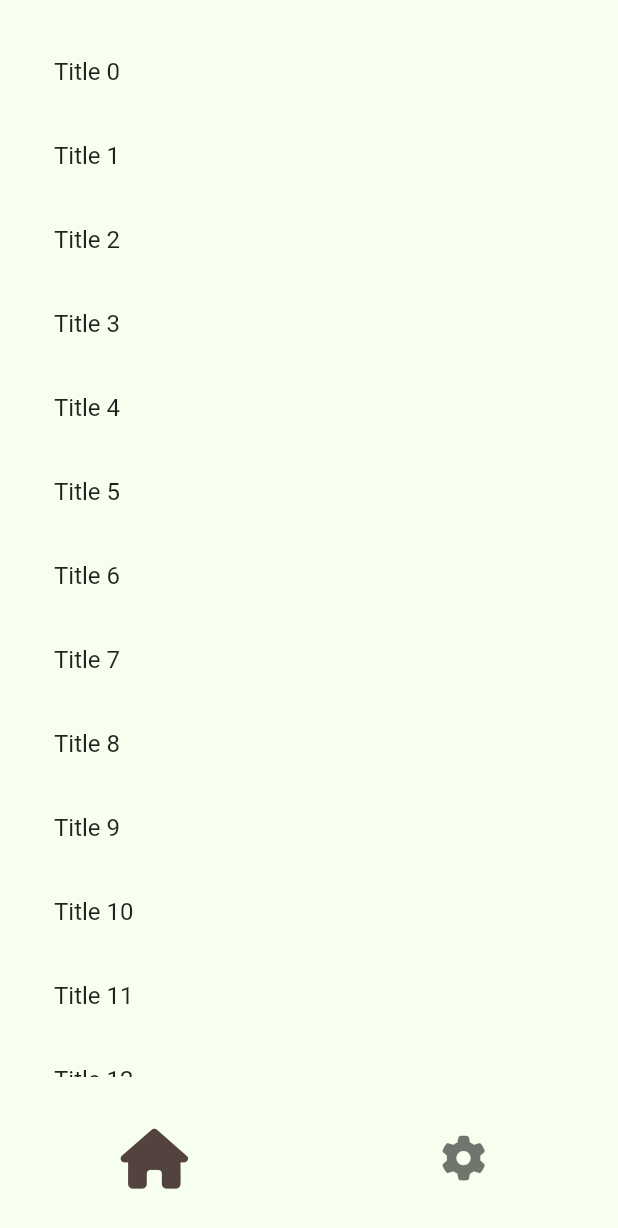
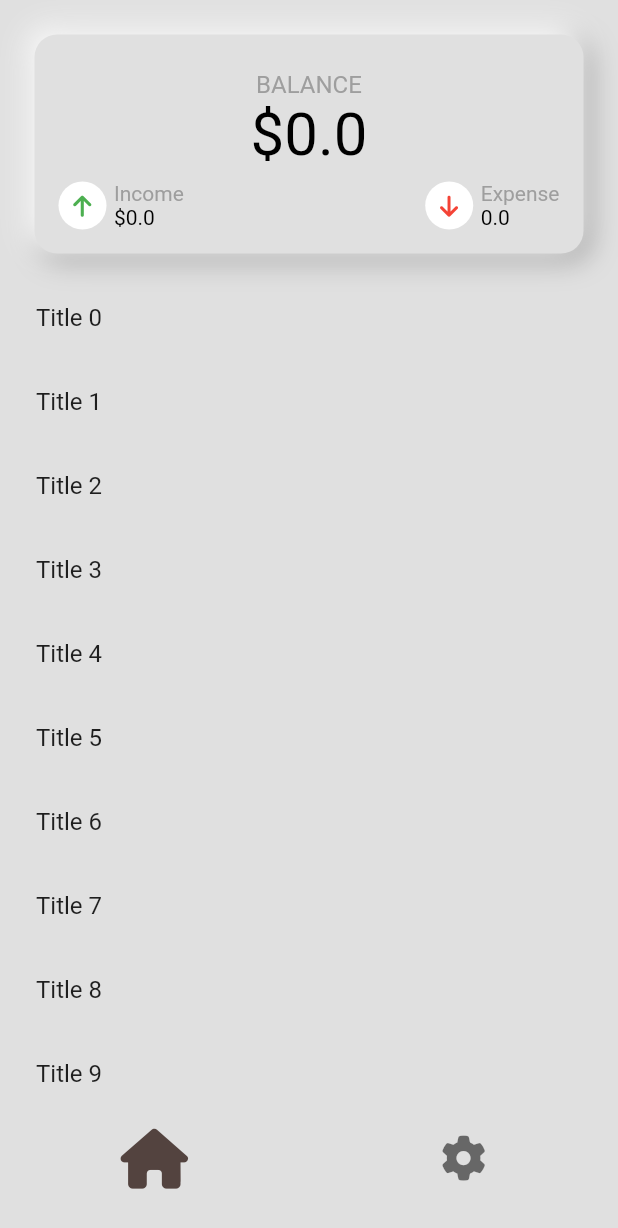
Before and after one commit to Ivan-Goncharov/expensive_tracker, a Flutter app: the screen it shows after launch, on a phone screen of 412 x 824 dp. Shown: the top 1228 px of the screen. Run offline on Flutter 3.47's test engine with Material 2 defaults, Android fonts, the phone set to English and light mode, and no system bars; our stand-ins replace bloc, flutter_bloc, font_awesome_flutter, get_it.

Commit message:
Сделал карточку с балансом

```diff
--- /dev/null
+++ b/lib/string_constants.dart
@@ -0,0 +1,5 @@
+class SResources {
+  static const balance = 'BALANCE';
+  static const income = 'Income';
+  static const expense = 'Expense';
+}
--- a/lib/theme.dart
+++ b/lib/theme.dart
@@ -2,6 +2,7 @@ import 'package:flutter/material.dart';
 
 /// Тема приложения
 class MyThemeApp {
+
   static final lightColorScheme = ThemeData(
     colorScheme: const ColorScheme(
       brightness: Brightness.light,
@@ -21,7 +22,7 @@ class MyThemeApp {
       errorContainer: Color(0xFFFFDAD6),
       onError: Color(0xFFFFFFFF),
       onErrorContainer: Color(0xFF410002),
-      background: Color(0xFFF7FFEE),
+      background: Color(0xFFE0E0E0),
       onBackground: Color(0xFF012200),
       surface: Color(0xFFF7FFEE),
       onSurface: Color(0xFF012200),
@@ -31,7 +32,7 @@ class MyThemeApp {
       onInverseSurface: Color(0xFFCBFFB7),
       inverseSurface: Color(0xFF043900),
       inversePrimary: Color(0xFFFFB59D),
-      shadow: Color(0xFF000000),
+      shadow: Color(0xFF9E9E9E),
       surfaceTint: Color(0xFF9B4427),
     ),
   );
--- /dev/null
+++ b/lib/units/home/view/components/balance_card.dart
@@ -0,0 +1,121 @@
+// ignore_for_file: prefer_const_constructors
+
+import 'package:expensive_tracker_app/string_constants.dart';
+import 'package:flutter/material.dart';
+import 'package:font_awesome_flutter/font_awesome_flutter.dart';
+
+class BalanceCard extends StatelessWidget {
+  const BalanceCard({super.key});
+
+  @override
+  Widget build(BuildContext context) {
+    final colors = Theme.of(context).colorScheme;
+    return Container(
+      margin: const EdgeInsets.all(15.0),
+      padding: const EdgeInsets.all(8.0),
+      width: double.infinity,
+      decoration: BoxDecoration(
+        borderRadius: BorderRadius.circular(15),
+        color: colors.background,
+        boxShadow: [
+          const BoxShadow(
+              color: Color(0xFF9E9E9E),
+              offset: Offset(4.0, 4.0),
+              blurRadius: 15.0,
+              spreadRadius: 1.0),
+          BoxShadow(
+              color: colors.onPrimary,
+              offset: const Offset(-4.0, -4.0),
+              blurRadius: 15.0,
+              spreadRadius: 1.0),
+        ],
+      ),
+      child: Column(
+        mainAxisAlignment: MainAxisAlignment.spaceBetween,
+        mainAxisSize: MainAxisSize.min,
+        children: [
+          const Padding(
+            padding: EdgeInsets.only(top: 16.0),
+            child: Text(
+              SResources.balance,
+              style: TextStyle(color: Colors.grey, fontSize: 16),
+            ),
+          ),
+          const Text(
+            '\$0.0',
+            style: TextStyle(color: Colors.black, fontSize: 40),
+          ),
+          Padding(
+            padding: const EdgeInsets.all(8.0),
+            child: Row(
+              mainAxisAlignment: MainAxisAlignment.spaceBetween,
+              children: const [
+                _SpendingWidget(
+                    color: Colors.green,
+                    title: SResources.income,
+                    quantity: '\$0.0',
+                    icon: FontAwesomeIcons.arrowUp),
+                _SpendingWidget(
+                    color: Colors.red,
+                    title: SResources.expense,
+                    quantity: '0.0',
+                    icon: FontAwesomeIcons.arrowDown),
+              ],
+            ),
+          )
+        ],
+      ),
+    );
+  }
+}
+
+class _SpendingWidget extends StatelessWidget {
+  final Color color;
+  final String title;
+  final String quantity;
+  final IconData icon;
+  const _SpendingWidget({
+    required this.color,
+    required this.title,
+    required this.quantity,
+    required this.icon,
+  });
+
+  @override
+  Widget build(BuildContext context) {
+    return Row(
+      children: [
+        Container(
+          padding: const EdgeInsets.all(8.0),
+          decoration: BoxDecoration(
+            color: Theme.of(context).colorScheme.onPrimary,
+            shape: BoxShape.circle,
+          ),
+          child: Icon(
+            icon,
+            size: 16,
+            color: color,
+          ),
+        ),
+        const SizedBox(
+          width: 5,
+        ),
+        Column(
+          crossAxisAlignment: CrossAxisAlignment.start,
+          children: [
+            Text(
+              title,
+              style: const TextStyle(color: Colors.grey),
+            ),
+            Text(
+              quantity,
+              style: const TextStyle(
+                color: Colors.black,
+              ),
+            ),
+          ],
+        )
+      ],
+    );
+  }
+}
--- a/lib/units/home/view/home_screen.dart
+++ b/lib/units/home/view/home_screen.dart
@@ -1,27 +1,26 @@
-import 'package:expensive_tracker_app/units/navigation/cubit/navigation_cubit.dart';
+import 'package:expensive_tracker_app/units/home/view/components/balance_card.dart';
 import 'package:flutter/material.dart';
-import 'package:flutter/src/widgets/container.dart';
-import 'package:flutter/src/widgets/framework.dart';
-import 'package:flutter_bloc/flutter_bloc.dart';
 
 class HomeScreen extends StatelessWidget {
   const HomeScreen({super.key});
 
   @override
   Widget build(BuildContext context) {
-    final colors = Theme.of(context).colorScheme;
-    final navState = BlocProvider.of<NavigatorCubit>(context).state
-        as NavigationChangePageState;
-    return Scaffold(
-      backgroundColor: colors.background,
-      body: Padding(
-        padding: const EdgeInsets.all(20),
-        child: ListView.builder(
-          controller: navState.scrollController,
-          itemBuilder: (_, index) => ListTile(
-            title: Text('Title $index'),
-          ),
-          itemCount: 20,
+    return SafeArea(
+      child: Padding(
+        padding: const EdgeInsets.all(8.0),
+        child: Column(
+          children: [
+            const BalanceCard(),
+            Expanded(
+              child: ListView.builder(
+                itemBuilder: (context, index) => ListTile(
+                  title: Text('Title $index'),
+                ),
+                itemCount: 20,
+              ),
+            ),
+          ],
         ),
       ),
     );
--- a/lib/units/settings/view/settings_screen.dart
+++ b/lib/units/settings/view/settings_screen.dart
@@ -1,6 +1,4 @@
 import 'package:flutter/material.dart';
-import 'package:flutter/src/widgets/container.dart';
-import 'package:flutter/src/widgets/framework.dart';
 
 class SettingsScreen extends StatelessWidget {
   const SettingsScreen({super.key});
```
